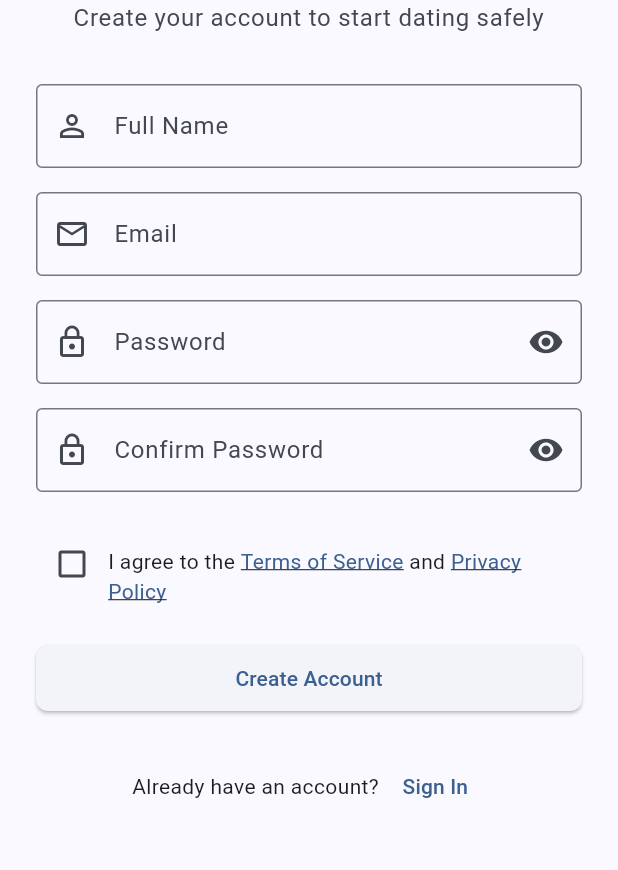
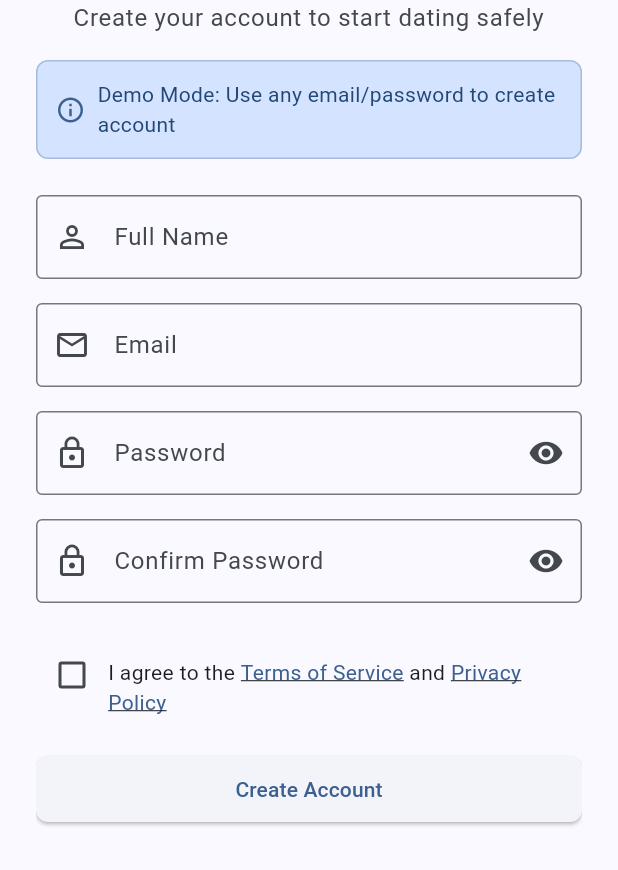
Before and after one commit to william-zh/wingman, a Flutter app: the screen it shows after launch, after a tap on "Sign In", after a tap on "Sign Up", on a phone screen of 412 x 824 dp, the part 366-1236 px from its top. Run offline on Flutter 3.47's test engine with Material 3 defaults, Android fonts, the phone set to English and light mode, and no system bars; our stand-ins replace cloud_firestore, dio, firebase_auth, firebase_core, go_router, image_picker; missing offline and left inert: encrypt; accounts and stored records are empty.

Commit message:
Add demo mode for testing without Firebase
Changes:
- 🔧 Added demo mode to AuthService for offline testing
- 📱 Fixed authentication issues preventing account creation
- 🎨 Added demo mode banners on login/signup screens
- 🔨 Fixed CardTheme compilation error (CardTheme → CardThemeData)
- ✨ Users can now test with any email/password combination
- 🧪 Mock user profiles created for realistic testing experience

This enables full app testing without requiring Firebase setup.

```diff
--- a/lib/main.dart
+++ b/lib/main.dart
@@ -54,7 +54,7 @@ class WingmanApp extends StatelessWidget {
         elevation: 0,
         scrolledUnderElevation: 1,
       ),
-      cardTheme: const CardTheme(
+      cardTheme: const CardThemeData(
         elevation: 2,
         shape: RoundedRectangleBorder(
           borderRadius: BorderRadius.all(Radius.circular(12)),
--- a/lib/screens/auth/login_screen.dart
+++ b/lib/screens/auth/login_screen.dart
@@ -72,7 +72,40 @@ class _LoginScreenState extends State<LoginScreen> {
                   textAlign: TextAlign.center,
                 ),
 
-                const SizedBox(height: 48),
+                const SizedBox(height: 24),
+
+                // Demo Mode Banner
+                Container(
+                  padding: const EdgeInsets.all(12),
+                  decoration: BoxDecoration(
+                    color: Theme.of(context).colorScheme.primaryContainer,
+                    borderRadius: BorderRadius.circular(8),
+                    border: Border.all(
+                      color: Theme.of(context).colorScheme.primary.withOpacity(0.3),
+                    ),
+                  ),
+                  child: Row(
+                    children: [
+                      Icon(
+                        Icons.info_outline,
+                        color: Theme.of(context).colorScheme.primary,
+                        size: 20,
+                      ),
+                      const SizedBox(width: 8),
+                      Expanded(
+                        child: Text(
+                          'Demo Mode: Use any email/password to test the app',
+                          style: TextStyle(
+                            color: Theme.of(context).colorScheme.onPrimaryContainer,
+                            fontSize: 14,
+                          ),
+                        ),
+                      ),
+                    ],
+                  ),
+                ),
+
+                const SizedBox(height: 24),
 
                 TextFormField(
                   controller: _emailController,
--- a/lib/screens/auth/signup_screen.dart
+++ b/lib/screens/auth/signup_screen.dart
@@ -95,7 +95,40 @@ class _SignupScreenState extends State<SignupScreen> {
                     textAlign: TextAlign.center,
                   ),
 
-                  const SizedBox(height: 32),
+                  const SizedBox(height: 16),
+
+                  // Demo Mode Banner
+                  Container(
+                    padding: const EdgeInsets.all(12),
+                    decoration: BoxDecoration(
+                      color: Theme.of(context).colorScheme.primaryContainer,
+                      borderRadius: BorderRadius.circular(8),
+                      border: Border.all(
+                        color: Theme.of(context).colorScheme.primary.withOpacity(0.3),
+                      ),
+                    ),
+                    child: Row(
+                      children: [
+                        Icon(
+                          Icons.info_outline,
+                          color: Theme.of(context).colorScheme.primary,
+                          size: 20,
+                        ),
+                        const SizedBox(width: 8),
+                        Expanded(
+                          child: Text(
+                            'Demo Mode: Use any email/password to create account',
+                            style: TextStyle(
+                              color: Theme.of(context).colorScheme.onPrimaryContainer,
+                              fontSize: 14,
+                            ),
+                          ),
+                        ),
+                      ],
+                    ),
+                  ),
+
+                  const SizedBox(height: 24),
 
                   TextFormField(
                     controller: _nameController,
```
Also changed, not shown: lib/services/auth_service.dart (+78 -0 lines).
